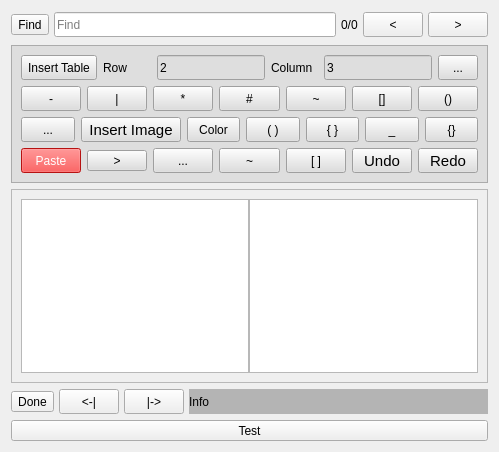
Qt form src/Notes.ui (ic005k/Knot-Legacy) before a commit.
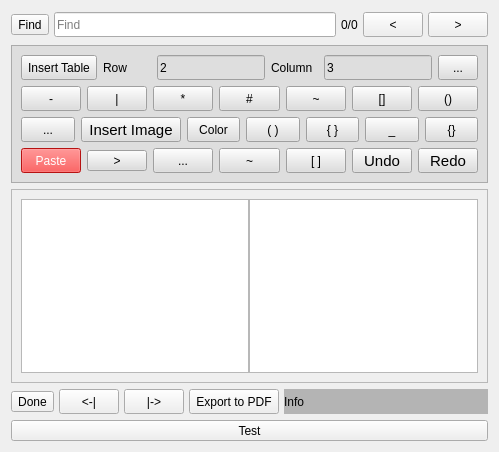
The same form after that commit. Icons and pictures are not drawn.

Patch:
```diff
--- a/src/Notes.ui
+++ b/src/Notes.ui
@@ -1101,6 +1101,19 @@
        </property>
       </widget>
      </item>
+     <item>
+      <widget class="QToolButton" name="btnPDF">
+       <property name="minimumSize">
+        <size>
+         <width>0</width>
+         <height>25</height>
+        </size>
+       </property>
+       <property name="text">
+        <string>Export to PDF</string>
+       </property>
+      </widget>
+     </item>
      <item>
       <widget class="QLabel" name="lblInfo">
        <property name="minimumSize">
```
Left out of the diff: 26 changed lines with no effect on the pictures.
